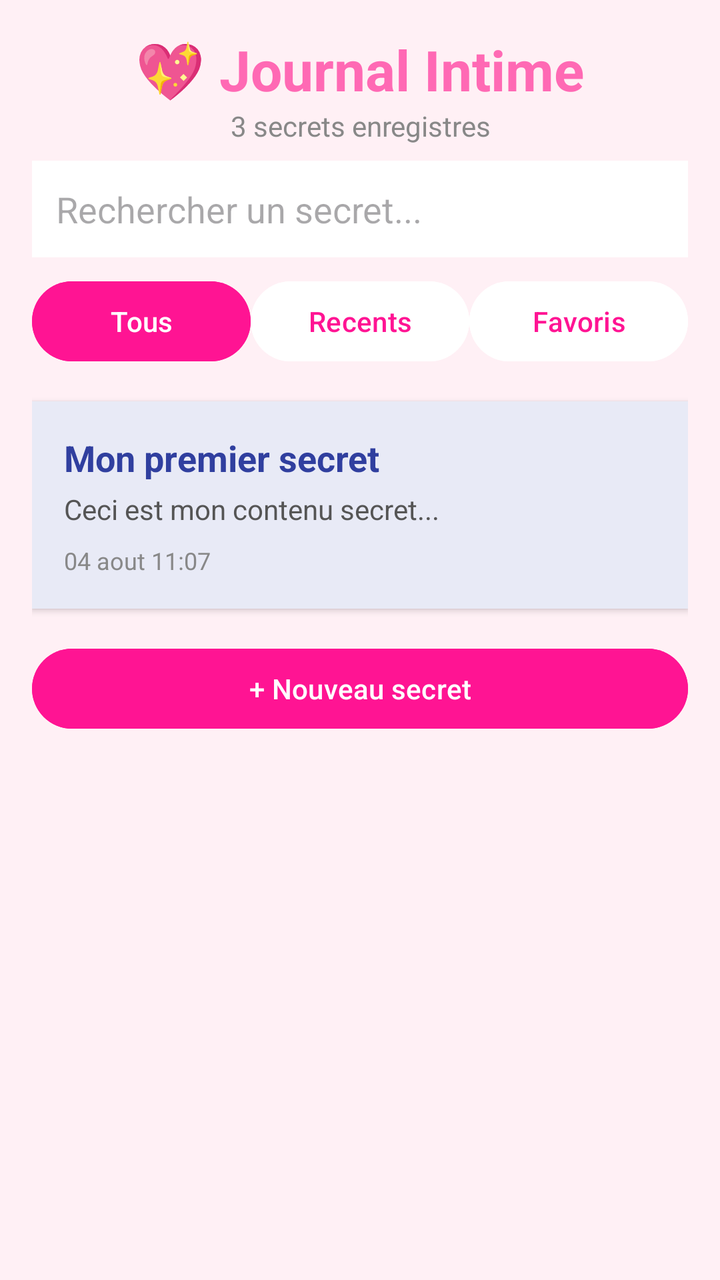
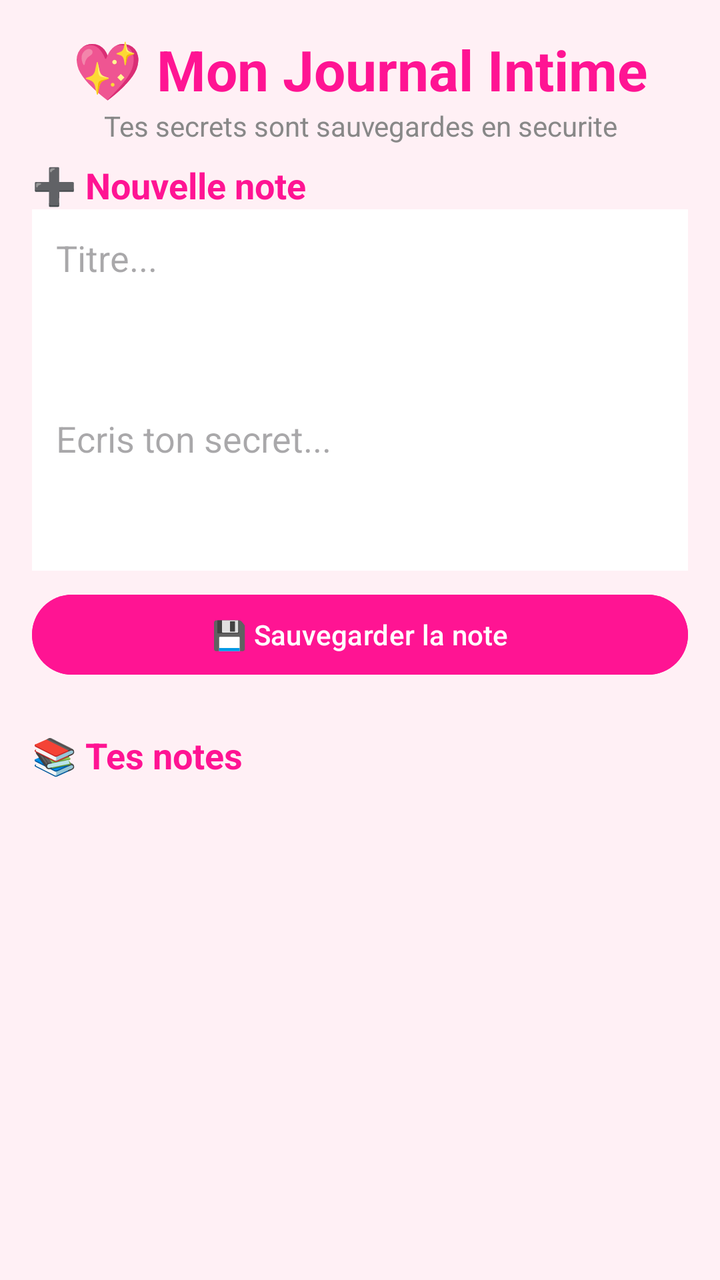

Before-and-after screenshots of an Android layout around one commit, followed by the original layout XML and the change that was made.
<!-- AndroidManifest.xml: application theme Theme.Keepit -->
<!-- res/layout/fragment_journal.xml -->
<?xml version="1.0" encoding="utf-8"?>
<ScrollView xmlns:android="http://schemas.android.com/apk/res/android"
    android:layout_width="match_parent"
    android:layout_height="match_parent"
    android:background="#FFF0F5"
    android:padding="16dp">

    <LinearLayout
        android:layout_width="match_parent"
        android:layout_height="wrap_content"
        android:orientation="vertical"
        android:gravity="center_horizontal"
        android:spacing="16dp">

        <TextView
            android:layout_width="wrap_content"
            android:layout_height="wrap_content"
            android:text="💖 Journal Intime"
            android:textSize="28sp"
            android:textStyle="bold"
            android:textColor="#FF69B4"/>

        <TextView
            android:layout_width="match_parent"
            android:layout_height="wrap_content"
            android:text="3 secrets enregistres"
            android:textSize="14sp"
            android:textColor="#888888"
            android:gravity="center"/>

        <EditText
            android:layout_width="match_parent"
            android:layout_height="wrap_content"
            android:hint="Rechercher un secret..."
            android:background="#FFFFFF"
            android:padding="12dp"
            android:textColor="#333333"
            android:layout_marginTop="8dp"/>

        <LinearLayout
            android:layout_width="match_parent"
            android:layout_height="wrap_content"
            android:orientation="horizontal"
            android:gravity="center"
            android:spacing="8dp"
            android:layout_marginTop="8dp">

            <Button
                android:layout_width="0dp"
                android:layout_height="wrap_content"
                android:layout_weight="1"
                android:text="Tous"
                android:backgroundTint="#FF1493"
                android:textColor="#FFFFFF"/>

            <Button
                android:layout_width="0dp"
                android:layout_height="wrap_content"
                android:layout_weight="1"
                android:text="Recents"
                android:backgroundTint="#FFFFFF"
                android:textColor="#FF1493"/>

            <Button
                android:layout_width="0dp"
                android:layout_height="wrap_content"
                android:layout_weight="1"
                android:text="Favoris"
                android:backgroundTint="#FFFFFF"
                android:textColor="#FF1493"/>
        </LinearLayout>

        <LinearLayout
            android:layout_width="match_parent"
            android:layout_height="wrap_content"
            android:orientation="vertical"
            android:layout_marginTop="16dp"
            android:background="#E8EAF6"
            android:padding="16dp"
            android:elevation="2dp">

            <TextView
                android:layout_width="match_parent"
                android:layout_height="wrap_content"
                android:text="Mon premier secret"
                android:textSize="18sp"
                android:textStyle="bold"
                android:textColor="#303F9F"/>

            <TextView
                android:layout_width="match_parent"
                android:layout_height="wrap_content"
                android:text="Ceci est mon contenu secret..."
                android:textSize="14sp"
                android:textColor="#555555"
                android:layout_marginTop="4dp"/>

            <TextView
                android:layout_width="match_parent"
                android:layout_height="wrap_content"
                android:text="04 aout 11:07"
                android:textSize="12sp"
                android:textColor="#888888"
                android:layout_marginTop="8dp"/>
        </LinearLayout>

        <Button
            android:layout_width="match_parent"
            android:layout_height="wrap_content"
            android:text="+ Nouveau secret"
            android:backgroundTint="#FF1493"
            android:textColor="#FFFFFF"
            android:layout_marginTop="16dp"/>

    </LinearLayout>
</ScrollView>
<!-- resources referenced by this layout -->
<resources>
  <style name="Theme.Keepit" parent="Theme.Material3.Light.NoActionBar">
          <item name="colorPrimary">#FF1493</item>
          <item name="colorOnPrimary">#FFFFFF</item>
          <item name="android:windowBackground">#FFF0F5</item>
      </style>
</resources>

<!-- the commit's change to res/layout/fragment_journal.xml (unified diff, before → after) -->
@@ -9,108 +9,79 @@
         android:layout_width="match_parent"
         android:layout_height="wrap_content"
         android:orientation="vertical"
-        android:gravity="center_horizontal"
         android:spacing="16dp">
-
-        <TextView
-            android:layout_width="wrap_content"
-            android:layout_height="wrap_content"
-            android:text="💖 Journal Intime"
-            android:textSize="28sp"
-            android:textStyle="bold"
-            android:textColor="#FF69B4"/>
 
         <TextView
             android:layout_width="match_parent"
             android:layout_height="wrap_content"
-            android:text="3 secrets enregistres"
+            android:text="💖 Mon Journal Intime"
+            android:textSize="28sp"
+            android:textStyle="bold"
+            android:textColor="#FF1493"
+            android:gravity="center"/>
+
+        <TextView
+            android:layout_width="match_parent"
+            android:layout_height="wrap_content"
+            android:text="Tes secrets sont sauvegardes en securite"
             android:textSize="14sp"
             android:textColor="#888888"
             android:gravity="center"/>
 
-        <EditText
+        <TextView
             android:layout_width="match_parent"
             android:layout_height="wrap_content"
-            android:hint="Rechercher un secret..."
+            android:text="➕ Nouvelle note"
+            android:textSize="18sp"
+            android:textStyle="bold"
+            android:textColor="#FF1493"
+            android:layout_marginTop="8dp"/>
+
+        <EditText
+            android:id="@+id/etTitle"
+            android:layout_width="match_parent"
+            android:layout_height="wrap_content"
+            android:hint="Titre..."
             android:background="#FFFFFF"
             android:padding="12dp"
             android:textColor="#333333"
+            android:inputType="textCapSentences"/>
+
+        <EditText
+            android:id="@+id/etContent"
+            android:layout_width="match_parent"
+            android:layout_height="wrap_content"
+            android:hint="Ecris ton secret..."
+            android:minLines="5"
+            android:background="#FFFFFF"
+            android:padding="12dp"
+            android:textColor="#333333"/>
+
+        <Button
+            android:id="@+id/btnSaveNote"
+            android:layout_width="match_parent"
+            android:layout_height="wrap_content"
+            android:text="💾 Sauvegarder la note"
+            android:backgroundTint="#FF1493"
+            android:textColor="#FFFFFF"
             android:layout_marginTop="8dp"/>
 
-        <LinearLayout
+        <TextView
             android:layout_width="match_parent"
             android:layout_height="wrap_content"
-            android:orientation="horizontal"
-            android:gravity="center"
-            android:spacing="8dp"
-            android:layout_marginTop="8dp">
-
-            <Button
-                android:layout_width="0dp"
-                android:layout_height="wrap_content"
-                android:layout_weight="1"
-                android:text="Tous"
-                android:backgroundTint="#FF1493"
-                android:textColor="#FFFFFF"/>
-
-            <Button
-                android:layout_width="0dp"
-                android:layout_height="wrap_content"
-                android:layout_weight="1"
-                android:text="Recents"
-                android:backgroundTint="#FFFFFF"
-                android:textColor="#FF1493"/>
-
-            <Button
-                android:layout_width="0dp"
-                android:layout_height="wrap_content"
-                android:layout_weight="1"
-                android:text="Favoris"
-                android:backgroundTint="#FFFFFF"
-                android:textColor="#FF1493"/>
-        </LinearLayout>
+            android:text="📚 Tes notes"
+            android:textSize="18sp"
+            android:textStyle="bold"
+            android:textColor="#FF1493"
+            android:layout_marginTop="24dp"/>
 
         <LinearLayout
+            android:id="@+id/llNotes"
             android:layout_width="match_parent"
             android:layout_height="wrap_content"
             android:orientation="vertical"
-            android:layout_marginTop="16dp"
-            android:background="#E8EAF6"
-            android:padding="16dp"
-            android:elevation="2dp">
-
-            <TextView
-                android:layout_width="match_parent"
-                android:layout_height="wrap_content"
-                android:text="Mon premier secret"
-                android:textSize="18sp"
-                android:textStyle="bold"
-                android:textColor="#303F9F"/>
-
-            <TextView
-                android:layout_width="match_parent"
-                android:layout_height="wrap_content"
-                android:text="Ceci est mon contenu secret..."
-                android:textSize="14sp"
-                android:textColor="#555555"
-                android:layout_marginTop="4dp"/>
-
-            <TextView
-                android:layout_width="match_parent"
-                android:layout_height="wrap_content"
-                android:text="04 aout 11:07"
-                android:textSize="12sp"
-                android:textColor="#888888"
-                android:layout_marginTop="8dp"/>
-        </LinearLayout>
-
-        <Button
-            android:layout_width="match_parent"
-            android:layout_height="wrap_content"
-            android:text="+ Nouveau secret"
-            android:backgroundTint="#FF1493"
-            android:textColor="#FFFFFF"
-            android:layout_marginTop="16dp"/>
+            android:spacing="12dp"
+            android:layout_marginTop="8dp"/>
 
     </LinearLayout>
 </ScrollView>
